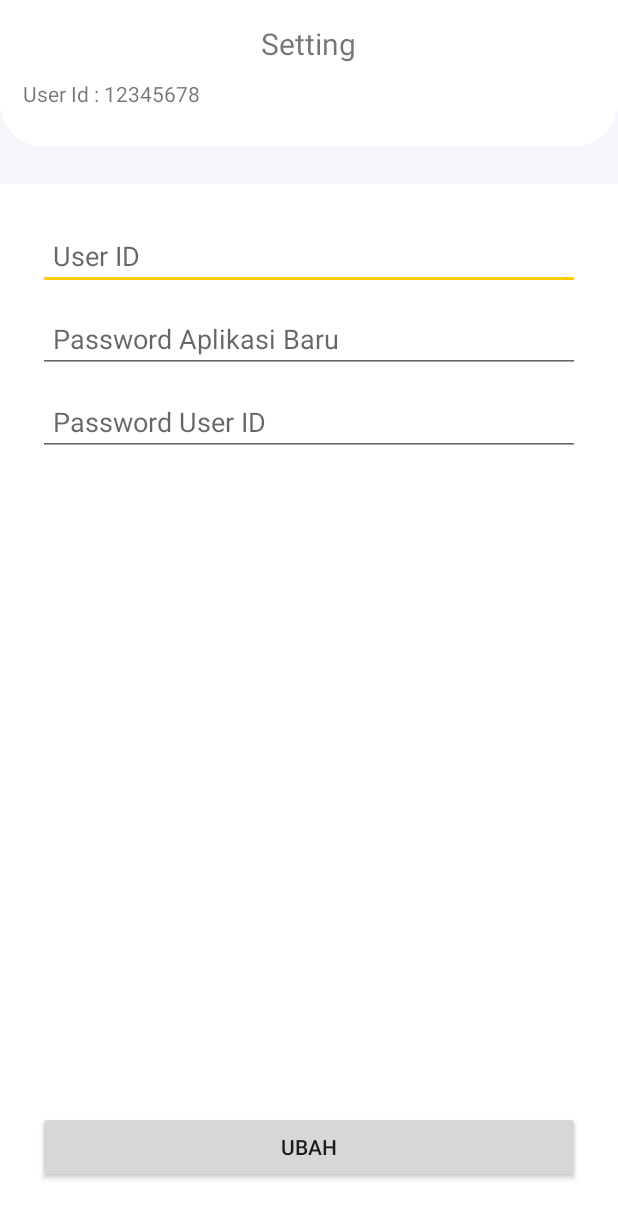
After one commit to f0bima/Smart-Security-System, an Android app: the layout activity_setting.xml on its own in the app's theme, with its tools: preview values and no code run, on a phone screen of 412 x 824 dp. The commit adds this screen. Shown: the top 1218 px of the screen. Run offline under Robolectric (Android 15) with nearby library versions, the phone set to English and light mode, and no system bars.

Commit message:
FrontEnd_Setting

```diff
--- a/app/src/main/java/com/example/smartsecuritysystem/MainActivity.java
+++ b/app/src/main/java/com/example/smartsecuritysystem/MainActivity.java
@@ -105,8 +105,8 @@ public class MainActivity extends AppCompatActivity {
 
 
         Date anotherCurDate = new Date();
-        SimpleDateFormat formatdays = new SimpleDateFormat("H");
-        int formatdaysString = Integer.parseInt(formatdays.format(anotherCurDate));
+        //SimpleDateFormat formatdays = new SimpleDateFormat("H");
+        //int formatdaysString = Integer.parseInt(formatdays.format(anotherCurDate));
         SimpleDateFormat formatter = new SimpleDateFormat("dd MMMM yyyy '|' H:mm");
         String formattedDateString = formatter.format(anotherCurDate);
         mydate = findViewById(R.id.waktu);
--- /dev/null
+++ b/app/src/main/res/layout/activity_setting.xml
@@ -0,0 +1,106 @@
+<?xml version="1.0" encoding="utf-8"?>
+<LinearLayout xmlns:android="http://schemas.android.com/apk/res/android"
+    android:orientation="vertical" android:layout_width="match_parent"
+    android:layout_height="match_parent"
+    android:background="@color/bg">
+
+    <LinearLayout
+        android:layout_width="match_parent"
+        android:layout_height="match_parent"
+        android:layout_paddingLeft="20dp"
+        android:layout_paddingRight="20dp"
+        android:gravity="center_horizontal"
+        android:orientation="vertical">
+
+        <LinearLayout
+            android:layout_width="match_parent"
+            android:layout_height="wrap_content"
+            android:padding="15dp"
+            android:orientation="vertical"
+            android:background="@drawable/top_layer">
+
+            <TextView
+                android:id="@+id/textView2"
+                android:layout_width="wrap_content"
+                android:layout_height="wrap_content"
+                android:layout_gravity="center"
+                android:layout_marginBottom="10dp"
+                android:text="Setting"
+                android:textSize="20sp" />
+
+            <TextView
+                android:id="@+id/textView"
+                android:layout_width="300dp"
+                android:layout_height="wrap_content"
+                android:layout_marginBottom="15dp"
+                android:text="User Id : 12345678" />
+
+        </LinearLayout>
+
+        <RelativeLayout
+            android:layout_width="match_parent"
+            android:layout_height="match_parent"
+            android:orientation="vertical"
+            android:layout_marginTop="20dp"
+            android:padding="15dp"
+            android:background="@color/white">
+
+            <EditText
+                android:id="@+id/txt_UserID"
+                android:layout_width="match_parent"
+                android:layout_height="wrap_content"
+                android:layout_marginLeft="10dp"
+                android:layout_marginTop="10dp"
+                android:layout_marginRight="10dp"
+                android:ems="10"
+                android:hint="User ID"
+                android:inputType="textPersonName"
+                android:paddingLeft="10dp"
+                />
+
+            <EditText
+                android:id="@+id/txt_passApp"
+                android:layout_width="match_parent"
+                android:layout_height="wrap_content"
+                android:layout_marginLeft="10dp"
+                android:layout_marginTop="10dp"
+                android:layout_marginRight="10dp"
+                android:layout_below="@+id/txt_UserID"
+                android:ems="10"
+                android:hint="Password Aplikasi Baru"
+                android:inputType="textPassword"
+                android:paddingLeft="10dp" />
+
+            <EditText
+                android:id="@+id/txt_passUid"
+                android:layout_width="match_parent"
+                android:layout_height="wrap_content"
+                android:layout_below="@id/txt_passApp"
+                android:layout_marginLeft="10dp"
+                android:layout_marginTop="10dp"
+                android:layout_marginRight="10dp"
+                android:ems="10"
+                android:hint="Password User ID"
+                android:inputType="textPassword"
+                android:paddingLeft="10dp" />
+
+            <Button
+                android:id="@+id/btn_updatePass"
+                android:layout_width="match_parent"
+                android:layout_height="wrap_content"
+                android:layout_alignParentBottom="true"
+                android:layout_gravity="bottom"
+                android:layout_marginLeft="10dp"
+                android:layout_marginTop="10dp"
+                android:layout_marginRight="10dp"
+                android:layout_marginBottom="20dp"
+                android:text="UBAH" />
+        </RelativeLayout>
+    </LinearLayout>
+
+    <LinearLayout
+        android:layout_width="match_parent"
+        android:layout_height="match_parent"
+        android:orientation="vertical"></LinearLayout>
+
+</LinearLayout>
--- a/app/src/main/res/values/colors.xml
+++ b/app/src/main/res/values/colors.xml
@@ -6,4 +6,5 @@
     <color name="white">#ffffff</color>
     <color name="bg">#F5F6FC</color>
     <color name="nav_icon">#873CFF</color>
+    <color name="Trans60">#4D000000</color>
 </resources>
```
Also changed, not shown: app/src/main/AndroidManifest.xml (+5 -5 lines), app/src/main/java/com/example/smartsecuritysystem/PopValidasiActivity.java (added, +30 -0 lines), app/src/main/java/com/example/smartsecuritysystem/SettingActivity.java (added, +28 -0 lines), app/src/main/res/layout/activity_main.xml (+7 -7 lines), app/src/main/res/layout/activity_pop_validasi.xml (added, +53 -0 lines).
